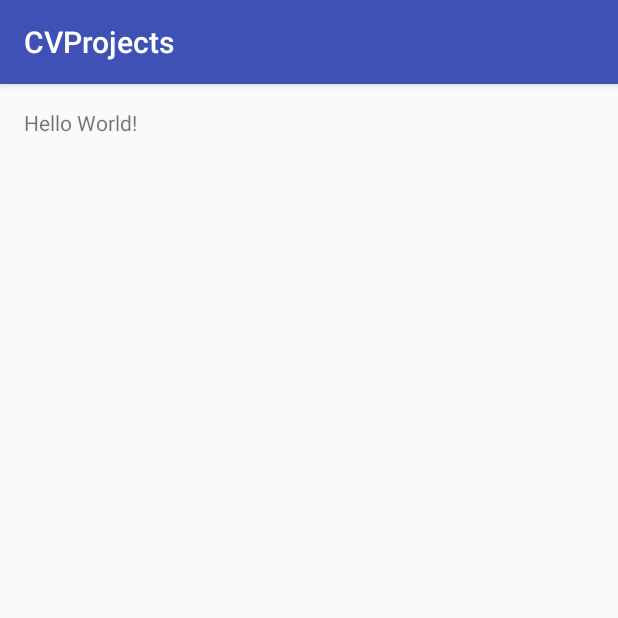
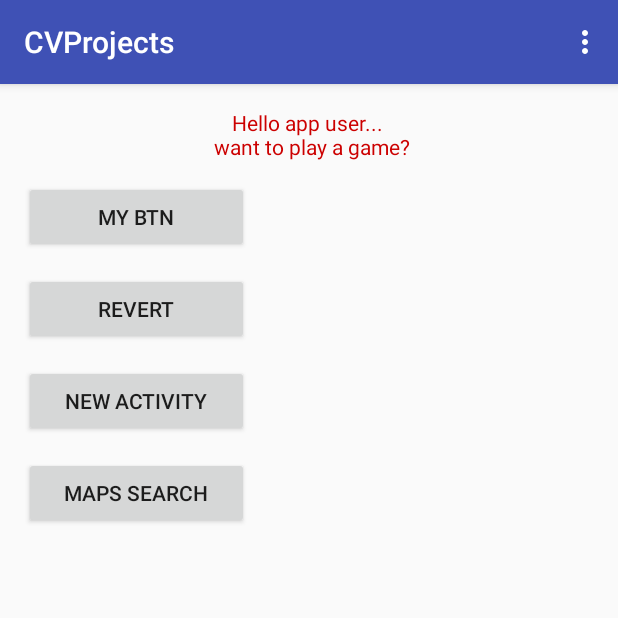
Before and after one commit to Marc-Velay/INF3044_CHAFFRE_VELAY, an Android app: the screen it shows after launch (MainActivity), on a phone screen of 412 x 824 dp, the top half of it. Run offline under Robolectric (Android 15) with nearby library versions, the phone set to English and light mode, and no system bars.

Commit message:
added new intent, maps, buttons, textviews

```diff
--- a/app/build.gradle
+++ b/app/build.gradle
@@ -26,4 +26,5 @@ dependencies {
     })
     compile 'com.android.support:appcompat-v7:25.0.0'
     testCompile 'junit:junit:4.12'
+    compile 'com.google.android.gms:play-services-maps:9.8.0'
 }
--- a/app/src/main/java/com/esiea/chaffre_velay/cvprojects/MainActivity.java
+++ b/app/src/main/java/com/esiea/chaffre_velay/cvprojects/MainActivity.java
@@ -1,13 +1,90 @@
 package com.esiea.chaffre_velay.cvprojects;
 
+import android.app.DatePickerDialog;
+import android.app.NotificationManager;
+import android.content.Context;
+import android.content.Intent;
+import android.net.Uri;
 import android.support.v7.app.AppCompatActivity;
 import android.os.Bundle;
+import android.support.v7.app.NotificationCompat;
+import android.view.Menu;
+import android.view.MenuInflater;
+import android.view.MenuItem;
+import android.view.View;
+import android.widget.Button;
+import android.widget.DatePicker;
+import android.widget.TextView;
+import android.widget.Toast;
+
+import java.text.SimpleDateFormat;
+import java.util.Calendar;
+import java.util.Date;
 
 public class MainActivity extends AppCompatActivity {
+
+    TextView txt;
+    DatePickerDialog dpd;
+    NotificationManager notMan;
+    NotificationCompat.Builder builder;
 
     @Override
     protected void onCreate(Bundle savedInstanceState) {
         super.onCreate(savedInstanceState);
         setContentView(R.layout.activity_main);
+        txt = (TextView)findViewById(R.id.textBox);
+        DatePickerDialog.OnDateSetListener odsl = new DatePickerDialog.OnDateSetListener() {
+            @Override
+            public void onDateSet(DatePicker datePicker, int i, int i1, int i2) {
+                SimpleDateFormat dateFormatter = new SimpleDateFormat("MMM dd, yyyy");
+                Date date = new Date(i-1900, i1, i2);
+                txt.setText(dateFormatter.format(date));
+            }
+        };
+        dpd = new DatePickerDialog(this, odsl, Calendar.getInstance().get(Calendar.YEAR), Calendar.getInstance().get(Calendar.MONTH), Calendar.getInstance().get(Calendar.DAY_OF_MONTH));
+
+        builder = new NotificationCompat.Builder(this);
+        builder.setSmallIcon(R.mipmap.ic_launcher);
+        builder.setContentText("Title? nop content");
+        builder.setContentTitle("oooh this is the title");
+        notMan = (NotificationManager)getSystemService(NOTIFICATION_SERVICE);
+    }
+
+    public void doBtn(View v) {
+        txt.setText("button clicked!");
+        dpd.show();
+    }
+
+    public void doBtnBack(View v) {
+        txt.setText(R.string.textBoxTxt);
+        Toast.makeText(getApplicationContext(), getString(R.string.msg), Toast.LENGTH_SHORT).show();
+        notMan.notify(500, builder.build());
+    }
+
+    public void openMap(View v) {
+        startActivity(new Intent(Intent.ACTION_VIEW, Uri.parse("geo:0,0?q=Londre")));
+    }
+
+    public void changeIntent(View v) {
+        Intent intent = new Intent(this, secondeActivity.class);
+        startActivity(intent);
+    }
+
+    public boolean onCreateOptionsMenu(Menu menu) {
+        // Inflate the menu; this adds items to the action bar if it is present.
+        getMenuInflater().inflate(R.menu.menu_main, menu);
+        return true;
+    }
+
+    public boolean onOptionsItemSelected(MenuItem item) {
+        int id = item.getItemId();
+        if (id == R.id.toast_me) {
+            Toast.makeText(getApplicationContext(), getString(R.string.roastme), Toast.LENGTH_SHORT).show();
+        } else if (id == R.id.toast_that) {
+            Toast.makeText(getApplicationContext(), getString(R.string.roastThat), Toast.LENGTH_SHORT).show();
+        } if (id == R.id.toast_bread) {
+            Toast.makeText(getApplicationContext(), getString(R.string.roastBread), Toast.LENGTH_SHORT).show();
+        }
+        return super.onOptionsItemSelected(item);
     }
 }
--- a/app/src/main/res/layout/activity_main.xml
+++ b/app/src/main/res/layout/activity_main.xml
@@ -14,5 +14,65 @@
     <TextView
         android:layout_width="wrap_content"
         android:layout_height="wrap_content"
-        android:text="Hello World!" />
+        android:text="Hello app user... \n want to play a game?"
+        android:layout_alignParentTop="true"
+        android:layout_alignParentLeft="true"
+        android:layout_alignParentStart="true"
+        android:layout_alignParentRight="true"
+        android:layout_alignParentEnd="true"
+        android:textColor="@android:color/holo_red_dark"
+        android:textAlignment="center"
+        android:gravity="center"
+        android:id="@+id/textBox" />
+
+    <Button
+        android:text="my btn"
+        android:layout_width="150dp"
+        android:layout_height="wrap_content"
+        android:layout_below="@+id/textBox"
+        android:layout_alignParentLeft="true"
+        android:layout_alignParentStart="true"
+        android:layout_marginTop="13dp"
+        android:onClick="doBtn"
+        android:id="@+id/btn_hello" />
+
+    <LinearLayout
+        android:layout_width="match_parent"
+        android:layout_height="match_parent"
+        android:orientation="vertical"
+        android:layout_below="@+id/btn_hello">
+        <Button
+            android:text="revert"
+            android:layout_width="150dp"
+            android:layout_height="wrap_content"
+            android:layout_below="@+id/textBox"
+            android:layout_alignParentLeft="true"
+            android:layout_alignParentStart="true"
+            android:layout_marginTop="13dp"
+            android:onClick="doBtnBack"
+            android:gravity="center"
+            android:id="@+id/btn_revert" />
+        <Button
+            android:text="New activity"
+            android:layout_width="150dp"
+            android:layout_height="wrap_content"
+            android:layout_below="@+id/btn_revert"
+            android:layout_alignParentLeft="true"
+            android:layout_alignParentStart="true"
+            android:layout_marginTop="13dp"
+            android:onClick="changeIntent"
+            android:gravity="center"
+            android:id="@+id/btn_intent" />
+        <Button
+            android:text="Maps search"
+            android:layout_width="150dp"
+            android:layout_height="wrap_content"
+            android:layout_below="@+id/btn_invert"
+            android:layout_alignParentLeft="true"
+            android:layout_alignParentStart="true"
+            android:layout_marginTop="13dp"
+            android:onClick="openMap"
+            android:gravity="center"
+            android:id="@+id/btn_maps" />
+    </LinearLayout>
 </RelativeLayout>
--- /dev/null
+++ b/app/src/main/res/menu/menu_main.xml
@@ -0,0 +1,14 @@
+<?xml version="1.0" encoding="utf-8"?>
+<menu xmlns:android="http://schemas.android.com/apk/res/android">
+
+    <item
+        android:title="toast me"
+        android:id="@+id/toast_me"/>
+    <item
+        android:title="toast that"
+        android:id="@+id/toast_that"/>
+    <item
+        android:title="toast bread"
+        android:id="@+id/toast_bread"/>
+
+</menu>
--- a/app/src/main/res/values/strings.xml
+++ b/app/src/main/res/values/strings.xml
@@ -1,3 +1,9 @@
 <resources>
     <string name="app_name">CVProjects</string>
+    <string name="textBoxTxt">I now have a generic text.</string>
+    <string name="msg">You have modified the text.</string>
+    <string name="roastme">You have been served</string>
+    <string name="roastThat">You can\'t roast that!</string>
+    <string name="roastBread">You don\'t have bread: this is not Android GingerBread</string>
+    <string name="secondActivityWelcome">You have made it to the belly of the beast!</string>
 </resources>
```
Also changed, not shown: app/src/main/AndroidManifest.xml (+10 -3 lines), app/src/main/java/com/esiea/chaffre_velay/cvprojects/GetBiersServices.java (added, +91 -0 lines), app/src/main/java/com/esiea/chaffre_velay/cvprojects/secondeActivity.java (added, +13 -0 lines), app/src/main/res/layout/activity_seconde.xml (added, +24 -0 lines), 1 other file.
